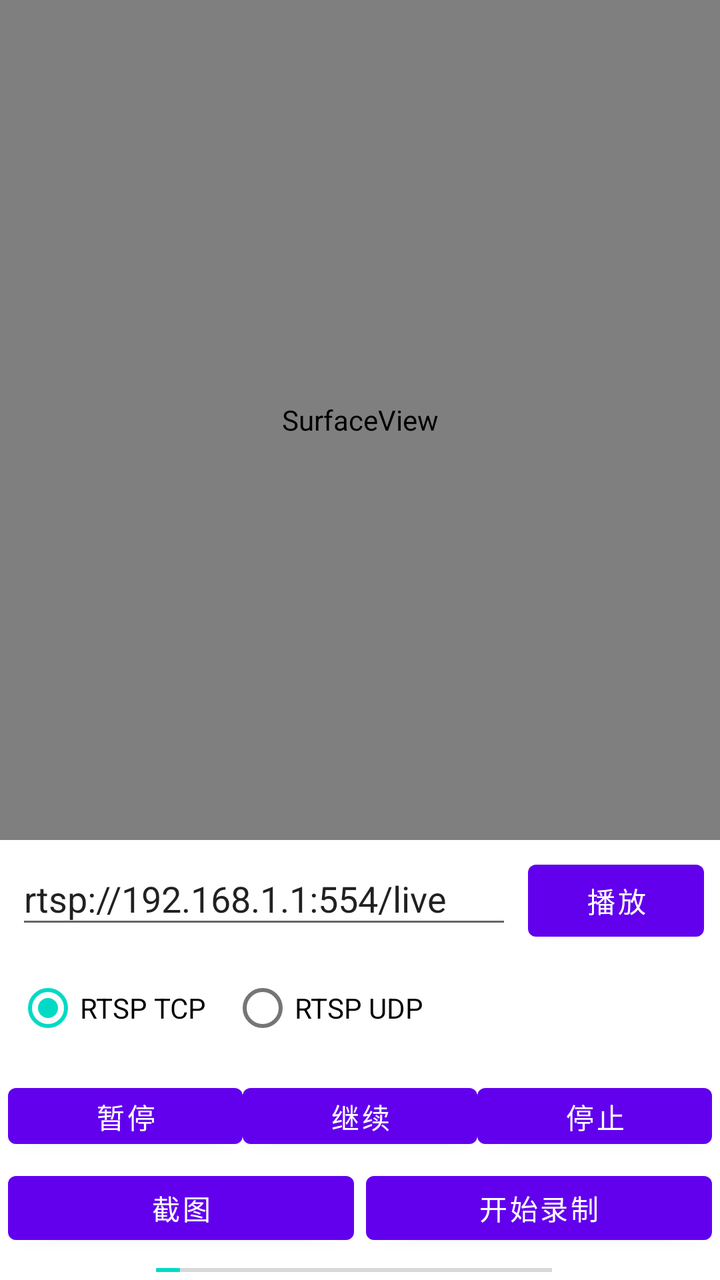
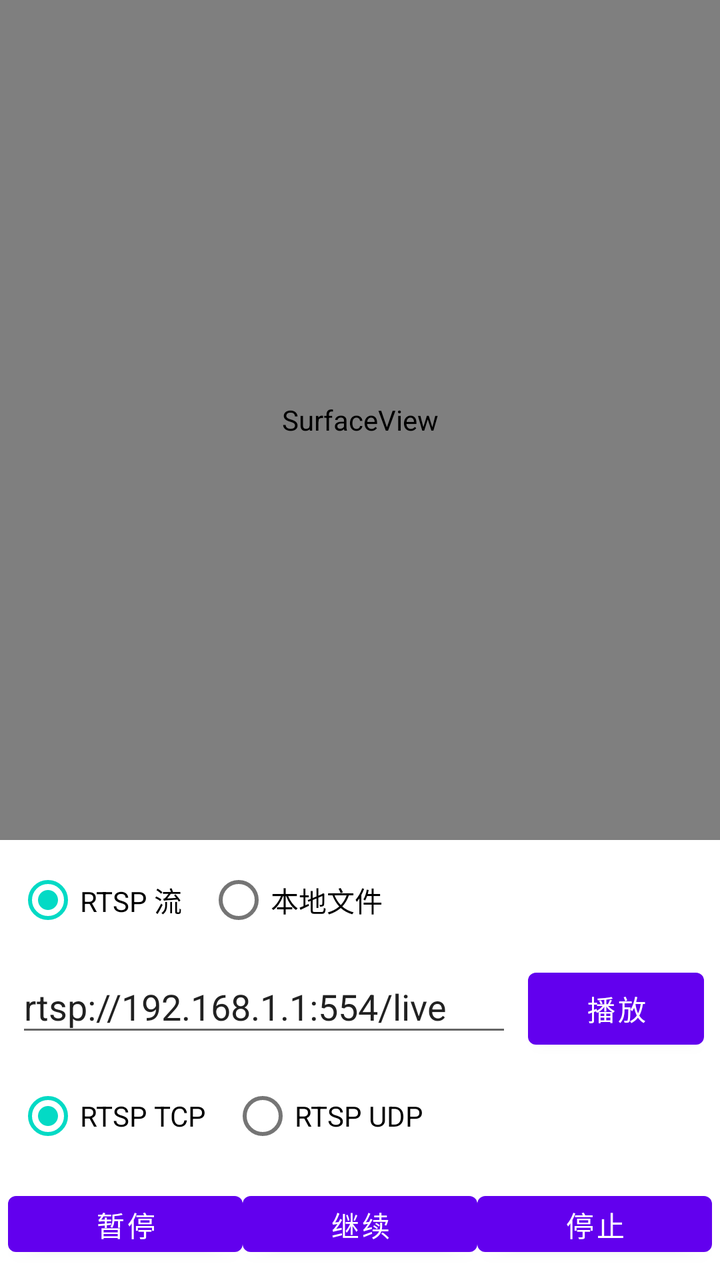

Before-and-after screenshots of an Android layout around one commit, followed by the original layout XML and the change that was made.
<!-- AndroidManifest.xml: application theme Theme.ABCPlayDemo -->
<!-- res/layout/activity_main.xml -->
<?xml version="1.0" encoding="utf-8"?>
<LinearLayout xmlns:android="http://schemas.android.com/apk/res/android"
    android:layout_width="match_parent"
    android:layout_height="match_parent"
    android:orientation="vertical">

    <SurfaceView
        android:id="@+id/surfaceView"
        android:layout_width="match_parent"
        android:layout_height="420dp" />

    <LinearLayout
        android:layout_width="match_parent"
        android:layout_height="wrap_content"
        android:orientation="vertical"
        android:paddingStart="8dp"
        android:paddingTop="6dp"
        android:paddingEnd="8dp"
        android:paddingBottom="6dp">

        <LinearLayout
            android:layout_width="match_parent"
            android:layout_height="wrap_content"
            android:orientation="horizontal">

            <EditText
                android:id="@+id/dataSourceInput"
                android:layout_width="0dp"
                android:layout_height="wrap_content"
                android:layout_weight="1"
                android:hint="输入本地路径或 rtsp:// 地址"
                android:imeOptions="actionDone"
                android:inputType="textUri"
                android:maxLines="1"
                android:singleLine="true"
                android:text="rtsp://192.168.1.1:554/live" />

            <Button
                android:id="@+id/openButton"
                android:layout_width="wrap_content"
                android:layout_height="wrap_content"
                android:layout_marginStart="8dp"
                android:text="播放" />

        </LinearLayout>

        <RadioGroup
            android:id="@+id/transportGroup"
            android:layout_width="wrap_content"
            android:layout_height="wrap_content"
            android:layout_marginTop="6dp"
            android:orientation="horizontal">

            <RadioButton
                android:id="@+id/transportTcpButton"
                android:layout_width="wrap_content"
                android:layout_height="wrap_content"
                android:checked="true"
                android:text="RTSP TCP" />

            <RadioButton
                android:id="@+id/transportUdpButton"
                android:layout_width="wrap_content"
                android:layout_height="wrap_content"
                android:layout_marginStart="12dp"
                android:text="RTSP UDP" />

        </RadioGroup>

    </LinearLayout>

    <LinearLayout
        android:layout_width="match_parent"
        android:layout_height="48dp"
        android:orientation="horizontal"
        android:padding="4dp">

        <Button
            android:id="@+id/pauseButton"
            android:layout_width="0dp"
            android:layout_height="match_parent"
            android:layout_weight="1"
            android:text="暂停" />

        <Button
            android:id="@+id/resumeButton"
            android:layout_width="0dp"
            android:layout_height="match_parent"
            android:layout_weight="1"
            android:text="继续" />

        <Button
            android:id="@+id/stopButton"
            android:layout_width="0dp"
            android:layout_height="match_parent"
            android:layout_weight="1"
            android:text="停止" />

    </LinearLayout>

    <LinearLayout
        android:layout_width="match_parent"
        android:layout_height="48dp"
        android:orientation="horizontal"
        android:paddingStart="4dp"
        android:paddingEnd="4dp"
        android:paddingBottom="4dp">

        <Button
            android:id="@+id/captureButton"
            android:layout_width="0dp"
            android:layout_height="match_parent"
            android:layout_weight="1"
            android:text="截图" />

        <Button
            android:id="@+id/recordButton"
            android:layout_width="0dp"
            android:layout_height="match_parent"
            android:layout_marginStart="6dp"
            android:layout_weight="1"
            android:text="开始录制" />

    </LinearLayout>

    <LinearLayout
        android:layout_width="match_parent"
        android:layout_height="wrap_content"
        android:orientation="horizontal"
        android:paddingStart="12dp"
        android:paddingTop="4dp"
        android:paddingEnd="12dp"
        android:paddingBottom="4dp">

        <TextView
            android:id="@+id/currentTimeText"
            android:layout_width="56dp"
            android:layout_height="wrap_content"
            android:gravity="center_vertical"
            android:text="00:00"
            android:textColor="#444444"
            android:textSize="13sp" />

        <SeekBar
            android:id="@+id/progressSeekBar"
            android:layout_width="0dp"
            android:layout_height="wrap_content"
            android:layout_weight="1"
            android:max="1000"
            android:progress="0" />

        <TextView
            android:id="@+id/durationTimeText"
            android:layout_width="56dp"
            android:layout_height="wrap_content"
            android:gravity="center_vertical|end"
            android:text="00:00"
            android:textColor="#444444"
            android:textSize="13sp" />

    </LinearLayout>

    <ScrollView
        android:layout_width="match_parent"
        android:layout_height="0dp"
        android:layout_weight="1">

        <TextView
            android:id="@+id/sample_text"
            android:layout_width="match_parent"
            android:layout_height="wrap_content"
            android:padding="12dp"
            android:textColor="#666666"
            android:textSize="14sp" />

    </ScrollView>

</LinearLayout>
<!-- resources referenced by this layout -->
<resources>
  <style name="Theme.ABCPlayDemo" parent="Theme.MaterialComponents.DayNight.DarkActionBar">
          
          <item name="colorPrimary">@color/purple_500</item>
          <item name="colorPrimaryVariant">@color/purple_700</item>
          <item name="colorOnPrimary">@color/white</item>
          
          <item name="colorSecondary">@color/teal_200</item>
          <item name="colorSecondaryVariant">@color/teal_700</item>
          <item name="colorOnSecondary">@color/black</item>
          
          <item name="android:statusBarColor">?attr/colorPrimaryVariant</item>
          
      </style>
  <color name="purple_500">#FF6200EE</color>
  <color name="purple_700">#FF3700B3</color>
  <color name="white">#FFFFFFFF</color>
  <color name="teal_200">#FF03DAC5</color>
  <color name="teal_700">#FF018786</color>
  <color name="black">#FF000000</color>
</resources>

<!-- the commit's change to res/layout/activity_main.xml (unified diff, before → after) -->
@@ -18,54 +18,113 @@
         android:paddingEnd="8dp"
         android:paddingBottom="6dp">
 
+        <RadioGroup
+            android:id="@+id/modeGroup"
+            android:layout_width="wrap_content"
+            android:layout_height="wrap_content"
+            android:orientation="horizontal">
+
+            <RadioButton
+                android:id="@+id/modeRtspButton"
+                android:layout_width="wrap_content"
+                android:layout_height="wrap_content"
+                android:checked="true"
+                android:text="RTSP \u6d41" />
+
+            <RadioButton
+                android:id="@+id/modeLocalButton"
+                android:layout_width="wrap_content"
+                android:layout_height="wrap_content"
+                android:layout_marginStart="12dp"
+                android:text="\u672c\u5730\u6587\u4ef6" />
+
+        </RadioGroup>
+
         <LinearLayout
+            android:id="@+id/rtspInputLayout"
             android:layout_width="match_parent"
             android:layout_height="wrap_content"
-            android:orientation="horizontal">
+            android:orientation="vertical"
+            android:layout_marginTop="6dp">
+
+            <LinearLayout
+                android:layout_width="match_parent"
+                android:layout_height="wrap_content"
+                android:orientation="horizontal">
+
+                <EditText
+                    android:id="@+id/dataSourceInput"
+                    android:layout_width="0dp"
+                    android:layout_height="wrap_content"
+                    android:layout_weight="1"
+                    android:hint="\u8f93\u5165\u672c\u5730\u8def\u5f84\u6216 rtsp:// \u5730\u5740"
+                    android:imeOptions="actionDone"
+                    android:inputType="textUri"
+                    android:maxLines="1"
+                    android:singleLine="true"
+                    android:text="rtsp://192.168.1.1:554/live" />
+
+                <Button
+                    android:id="@+id/openButton"
+                    android:layout_width="wrap_content"
+                    android:layout_height="wrap_content"
+                    android:layout_marginStart="8dp"
+                    android:text="\u64ad\u653e" />
+
+            </LinearLayout>
+
+            <RadioGroup
+                android:id="@+id/transportGroup"
+                android:layout_width="wrap_content"
+                android:layout_height="wrap_content"
+                android:layout_marginTop="6dp"
+                android:orientation="horizontal">
+
+                <RadioButton
+                    android:id="@+id/transportTcpButton"
+                    android:layout_width="wrap_content"
+                    android:layout_height="wrap_content"
+                    android:checked="true"
+                    android:text="RTSP TCP" />
+
+                <RadioButton
+                    android:id="@+id/transportUdpButton"
+                    android:layout_width="wrap_content"
+                    android:layout_height="wrap_content"
+                    android:layout_marginStart="12dp"
+                    android:text="RTSP UDP" />
+
+            </RadioGroup>
+
+        </LinearLayout>
+
+        <LinearLayout
+            android:id="@+id/localInputLayout"
+            android:layout_width="match_parent"
+            android:layout_height="wrap_content"
+            android:orientation="horizontal"
+            android:layout_marginTop="6dp"
+            android:visibility="gone">
 
             <EditText
-                android:id="@+id/dataSourceInput"
+                android:id="@+id/localPathInput"
                 android:layout_width="0dp"
                 android:layout_height="wrap_content"
                 android:layout_weight="1"
-                android:hint="输入本地路径或 rtsp:// 地址"
+                android:hint="\u8f93\u5165\u6587\u4ef6\u8def\u5f84\u6216\u70b9\u51fb\u9009\u62e9"
                 android:imeOptions="actionDone"
-                android:inputType="textUri"
+                android:inputType="text"
                 android:maxLines="1"
-                android:singleLine="true"
-                android:text="rtsp://192.168.1.1:554/live" />
+                android:singleLine="true" />
 
             <Button
-                android:id="@+id/openButton"
+                android:id="@+id/pickFileButton"
                 android:layout_width="wrap_content"
                 android:layout_height="wrap_content"
                 android:layout_marginStart="8dp"
-                android:text="播放" />
+                android:text="\u9009\u62e9\u6587\u4ef6" />
 
         </LinearLayout>
-
-        <RadioGroup
-            android:id="@+id/transportGroup"
-            android:layout_width="wrap_content"
-            android:layout_height="wrap_content"
-            android:layout_marginTop="6dp"
-            android:orientation="horizontal">
-
-            <RadioButton
-                android:id="@+id/transportTcpButton"
-                android:layout_width="wrap_content"
-                android:layout_height="wrap_content"
-                android:checked="true"
-                android:text="RTSP TCP" />
-
-            <RadioButton
-                android:id="@+id/transportUdpButton"
-                android:layout_width="wrap_content"
-                android:layout_height="wrap_content"
-                android:layout_marginStart="12dp"
-                android:text="RTSP UDP" />
-
-        </RadioGroup>
 
     </LinearLayout>
 
